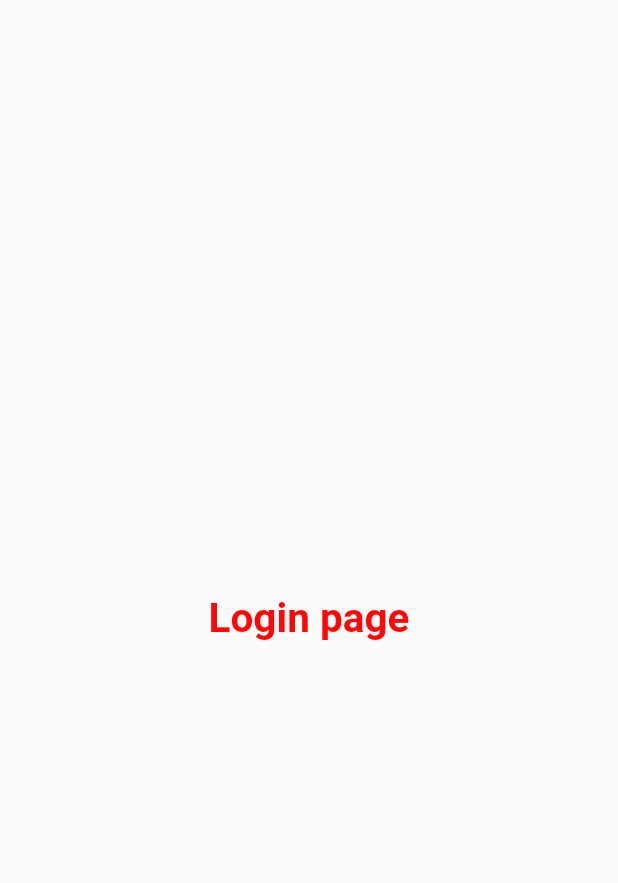
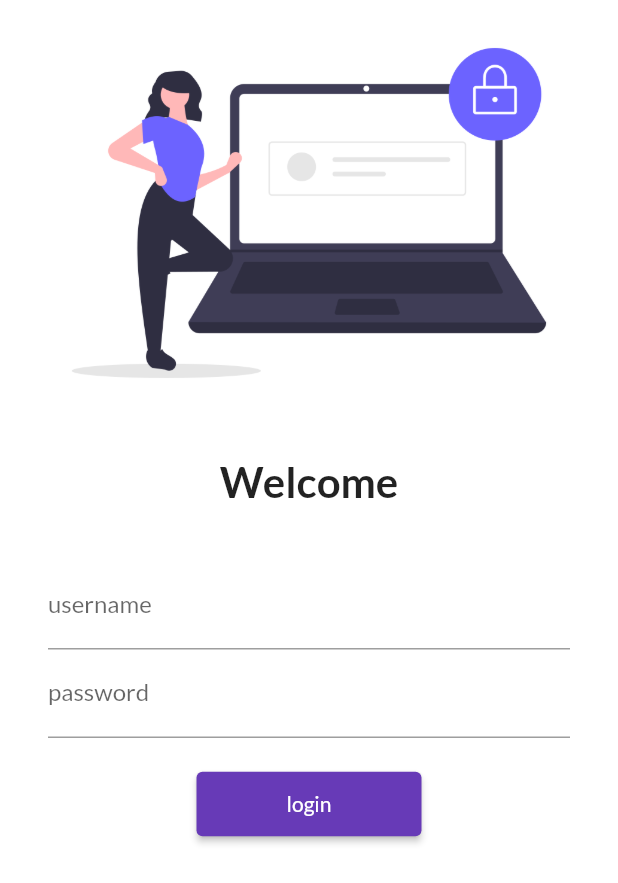
Before and after one commit to Rohaibchouhan/30daysofflutter-catalogo-app, a Flutter app: the screen it shows after launch, on a phone screen of 412 x 824 dp. Shown: the top 883 px of the screen. Run offline on Flutter 3.47's test engine with Material 2 defaults, Android fonts, the phone set to English and light mode, and no system bars; our stand-ins replace google_fonts.

Commit message:
days5 completed

```diff
--- a/lib/main.dart
+++ b/lib/main.dart
@@ -1,6 +1,8 @@
 import 'package:flutter/material.dart';
 import 'package:flutter_application_1_awesome/pages/home_page.dart';
 import 'package:flutter_application_1_awesome/pages/login_page.dart';
+import 'package:flutter_application_1_awesome/utils/routes.dart';
+import 'package:google_fonts/google_fonts.dart';
 
 void main() {
   runApp(const MyApp());
@@ -11,24 +13,19 @@
 
   @override
   Widget build(BuildContext context) {
-
     return MaterialApp(
-
-      routes:{
-        "/":(context) => const LoginPage(),
-         "/home" :(context) => Homepage(),
-         "/login":(context) => LoginPage(),
+      routes: {
+        "/": (context) => const LoginPage(),
+        MyRoutes.homeRoute: (context) => Homepage(),
+        MyRoutes.loginRoute: (context) => const LoginPage(),
       },
-
       themeMode: ThemeMode.light,
-      darkTheme: ThemeData(brightness: Brightness.dark
+      darkTheme: ThemeData(brightness: Brightness.dark),
+      theme: ThemeData(
+        primarySwatch: Colors.deepPurple,
+        fontFamily: GoogleFonts.lato().fontFamily,
+        //textTheme: GoogleFonts.latoTextTheme() "prefectly work this line"
       ),
-      theme: ThemeData(
-        primarySwatch: Colors.red
-      ),
-
-
-
     );
   }
 }
--- a/lib/pages/login_page.dart
+++ b/lib/pages/login_page.dart
@@ -1,23 +1,72 @@
 // ignore_for_file: prefer_const_constructors
 
 import 'package:flutter/material.dart';
+import 'package:flutter_application_1_awesome/utils/routes.dart';
 
 class LoginPage extends StatelessWidget {
   const LoginPage({Key? key}) : super(key: key);
 
   @override
   Widget build(BuildContext context) {
+
     return Material(
-      child: Center(
-        child: Text(
-         "Login page",
-         style: TextStyle(
-          fontSize: 27,
-          color: Color.fromARGB(255, 255, 7, 7),
-          fontWeight: FontWeight.bold,
+      color: Colors.white,
+      child: SingleChildScrollView(
+        child:
+          Column(
+            children: [
+              Image.asset("assets/images/login.png",
+              fit: BoxFit.cover,),
+              SizedBox(
+                height: 20),
+              Text("Welcome",
+              style: TextStyle(fontSize:28,
+              fontWeight: FontWeight.bold
+              ),
+              ),
 
-         ),
-        ),
+              SizedBox(
+                height: 20,
+              ),
+
+              Padding(
+                padding: const EdgeInsets.symmetric(vertical: 16.0, horizontal: 32.0),
+                child: Column(
+                  children: [
+                    TextFormField(
+                  decoration: InputDecoration(
+                    hintText: "Enter username",
+                    labelText: "username",
+                  ),
+                  ),
+
+             TextFormField(
+              obscureText: true,
+                  decoration: InputDecoration(
+                    hintText: "Enter password",
+                    labelText: "password",
+                  ),
+                  ),
+
+             SizedBox(
+                height: 20,
+              ),
+              ElevatedButton(
+                // ignore: sort_child_properties_last
+                child: Text("login"),
+                style: TextButton.styleFrom(minimumSize: Size(150, 43)),
+                onPressed:() {
+                  Navigator.pushNamed(context, MyRoutes.homeRoute);
+                },
+                )
+
+
+
+                  ],
+                ),
+              )
+            ],
+          ),
       ),
     );
   }
--- /dev/null
+++ b/lib/utils/routes.dart
@@ -0,0 +1,6 @@
+import 'package:flutter/src/widgets/navigator.dart';
+
+class MyRoutes {
+  static String loginRoute = "/login";
+  static String homeRoute = "/home";
+}
--- a/pubspec.yaml
+++ b/pubspec.yaml
@@ -34,6 +34,7 @@
   # The following adds the Cupertino Icons font to your application.
   # Use with the CupertinoIcons class for iOS style icons.
   cupertino_icons: ^1.0.2
+  google_fonts: ^3.0.1
 
 dev_dependencies:
   flutter_test:
@@ -62,6 +63,9 @@
   #   - images/a_dot_burr.jpeg
   #   - images/a_dot_ham.jpeg
 
+  assets:
+    - assets/images/
+
   # An image asset can refer to one or more resolution-specific "variants", see
   # https://flutter.dev/assets-and-images/#resolution-aware
 
```
Also changed, not shown: assets/images/login.png (added), pubspec.lock, 1 other file.
